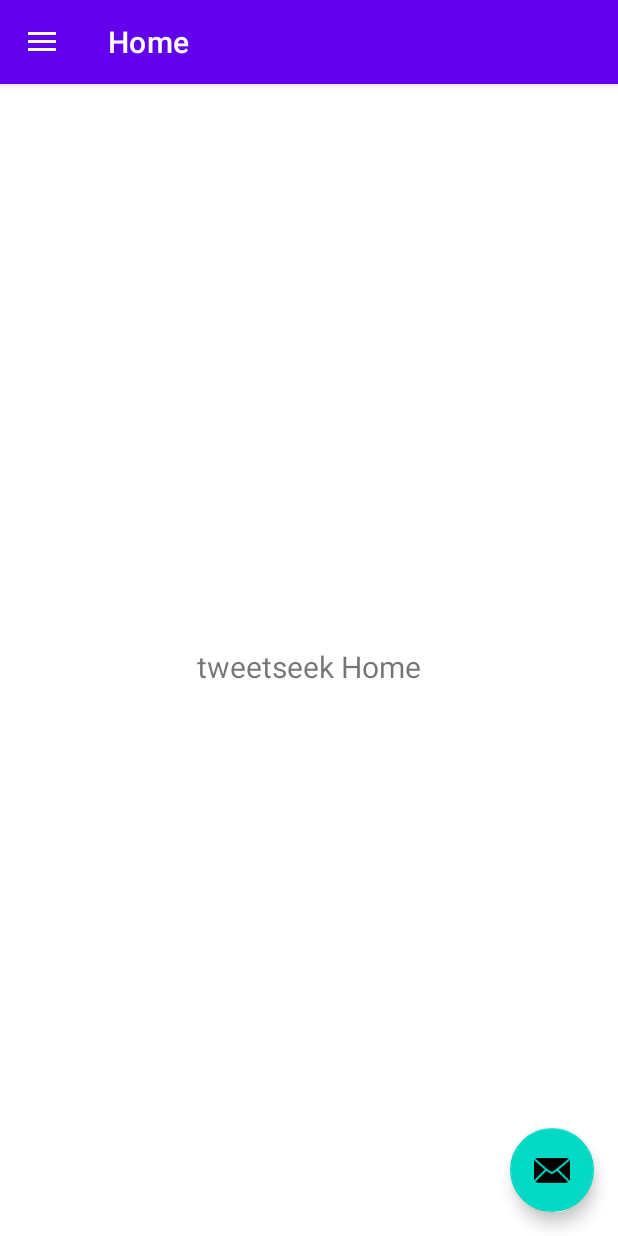
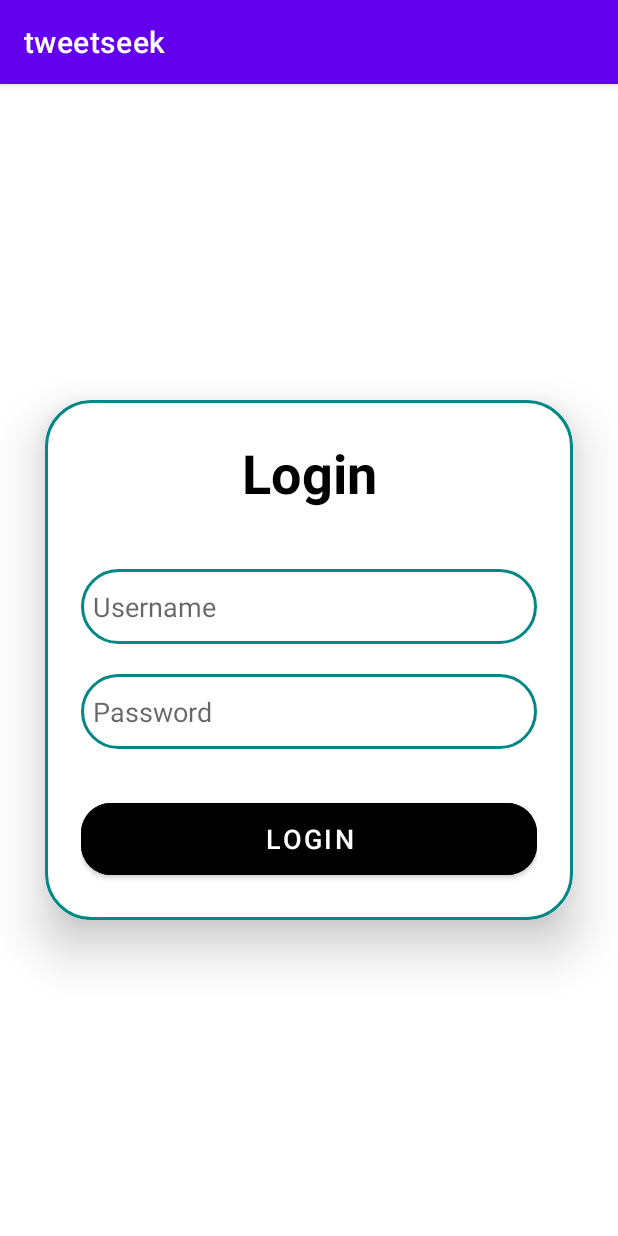
Before and after one commit to Javayria/tweetseek, an Android app: the screen it shows after launch (MainActivity before the commit, LoginActivity after it), on a phone screen of 412 x 824 dp. Run offline under Robolectric (Android 15) with nearby library versions, the phone set to English and light mode, and no system bars; our stand-ins replace navigation-ui; 1 statement that could not run was skipped.

Commit message:
manually copied over all files to avoid the git merge mess

```diff
--- a/frontend/app/src/main/AndroidManifest.xml
+++ b/frontend/app/src/main/AndroidManifest.xml
@@ -13,6 +13,8 @@
         android:supportsRtl="true"
         android:theme="@style/Theme.Tweetseek"
         tools:targetApi="31">
+        <activity android:name=".LoginActivity" />
+        <activity android:name=".HomePage"/>
         <activity
             android:name=".MainActivity"
             android:exported="true"
--- /dev/null
+++ b/frontend/app/src/main/java/com/example/tweetseek/LoginActivity.kt
@@ -0,0 +1,39 @@
+package com.example.tweetseek
+
+import androidx.appcompat.app.AppCompatActivity
+import android.view.View
+import android.content.Intent
+import android.widget.Button
+import android.widget.EditText
+import android.os.Bundle
+import android.widget.Toast
+import com.example.tweetseek.databinding.LoginPageBinding
+
+class LoginActivity : AppCompatActivity()  {
+    private lateinit var binding: LoginPageBinding
+
+    lateinit var username: EditText
+    lateinit var password: EditText
+    lateinit var loginButton: Button
+
+    override fun onCreate(savedInstanceState: Bundle?) {
+        super.onCreate(savedInstanceState)
+        binding = LoginPageBinding.inflate(layoutInflater)
+        setContentView(binding.root)
+        binding.loginButton.setOnClickListener(View.OnClickListener {
+            if (binding.username.text.toString() == "user" && binding.password.text.toString() == "abc123"){
+                Toast.makeText(this, "login success!", Toast.LENGTH_SHORT).show()
+
+                // go to MainActivity
+                val intent = Intent(this, HomePage::class.java)
+
+                intent.flags = Intent.FLAG_ACTIVITY_CLEAR_TOP or Intent.FLAG_ACTIVITY_NEW_TASK
+                startActivity(intent)
+                finish()
+
+            } else {
+                Toast.makeText(this, "login failed :(", Toast.LENGTH_SHORT).show()
+            }
+        })
+    }
+}
--- a/frontend/app/src/main/java/com/example/tweetseek/MainActivity.kt
+++ b/frontend/app/src/main/java/com/example/tweetseek/MainActivity.kt
@@ -18,6 +18,7 @@ import okhttp3.OkHttpClient
 import okhttp3.Request
 import okhttp3.Response
 import java.io.IOException
+import android.content.Intent
 
 
 class MainActivity : AppCompatActivity() {
@@ -27,6 +28,9 @@ class MainActivity : AppCompatActivity() {
 
     override fun onCreate(savedInstanceState: Bundle?) {
         super.onCreate(savedInstanceState)
+
+        val intent = Intent(this, LoginActivity::class.java)
+        startActivity(intent)
 
         // testing request to python (flask) server
         testRequest()
@@ -71,8 +75,8 @@ class MainActivity : AppCompatActivity() {
     HOST machine's (your personal machine) localhost
     which is why we are making a request to
     http://10.0.2.2:8000/ which is the python API running
-    on the HOST machine
-     */
+    on the HOST machine*/
+
     private fun testRequest() {
         val client = OkHttpClient()
         val request = Request.Builder()
--- /dev/null
+++ b/frontend/app/src/main/res/drawable/custom_edittext.xml
@@ -0,0 +1,9 @@
+<?xml version="1.0" encoding="utf-8"?>
+<shape xmlns:android="http://schemas.android.com/apk/res/android"
+    android:shape="rectangle">
+    <stroke
+        android:width="2dp"
+        android:color="@color/teal_700"/>
+    <corners
+        android:radius="30dp"/>
+</shape>
--- /dev/null
+++ b/frontend/app/src/main/res/layout/login_page.xml
@@ -0,0 +1,68 @@
+<?xml version="1.0" encoding="utf-8"?>
+<LinearLayout
+    xmlns:android="http://schemas.android.com/apk/res/android"
+    xmlns:app="http://schemas.android.com/apk/res-auto"
+    xmlns:tools="http://schemas.android.com/tools"
+    android:layout_width="match_parent"
+    android:layout_height="match_parent"
+    android:orientation="vertical"
+    android:gravity="center"
+    tools:context=".LoginActivity">
+
+    <androidx.cardview.widget.CardView
+        android:layout_width="match_parent"
+        android:layout_height="wrap_content"
+        android:layout_margin="30dp"
+        app:cardCornerRadius="30dp"
+        app:cardElevation="20dp">
+
+        <LinearLayout
+            android:layout_width="match_parent"
+            android:layout_height="wrap_content"
+            android:orientation="vertical"
+            android:layout_gravity="center_horizontal"
+            android:padding="24dp"
+            android:background="@drawable/custom_edittext">
+
+            <TextView
+                android:layout_width="match_parent"
+                android:layout_height="wrap_content"
+                android:text="Login"
+                android:id="@+id/loginText"
+                android:textSize="36sp"
+                android:textAlignment="center"
+                android:textStyle="bold"
+                android:textColor="@color/black"/>
+            <EditText
+                android:layout_width="match_parent"
+                android:layout_height="50dp"
+                android:id="@+id/username"
+                android:background="@drawable/custom_edittext"
+                android:layout_marginTop="40dp"
+                android:padding="8dp"
+                android:hint="Username"
+                android:textColor="@color/black"
+                android:drawablePadding="8dp"/>
+            <EditText
+                android:layout_width="match_parent"
+                android:layout_height="50dp"
+                android:id="@+id/password"
+                android:background="@drawable/custom_edittext"
+                android:layout_marginTop="20dp"
+                android:inputType="textPassword"
+                android:padding="8dp"
+                android:hint="Password"
+                android:textColor="@color/black"
+                android:drawablePadding="8dp"/>
+            <Button
+                android:layout_width="match_parent"
+                android:layout_height="60dp"
+                android:text="Login"
+                android:id="@+id/loginButton"
+                android:textSize="18sp"
+                android:layout_marginTop="30dp"
+                android:backgroundTint="@color/black"
+                app:cornerRadius = "20dp"/>
+        </LinearLayout>
+    </androidx.cardview.widget.CardView>
+</LinearLayout>
```
Also changed, not shown: frontend/app/src/main/java/com/example/tweetseek/HomePage.kt (added, +26 -0 lines), frontend/app/src/main/res/layout/home_page.xml (added, +25 -0 lines), 1 other file.
